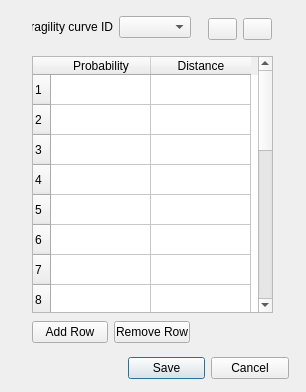
Before: the Qt Designer form flo2d/ui/levee_fragility_curves.ui in FLO-2DSoftware/qgis-flo-2d-plugin, drawn with Qt 5.
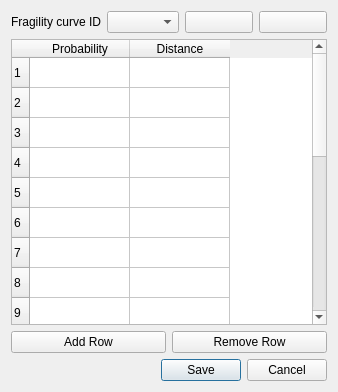
After: the same form once the commit is applied. Icons and pictures are not drawn.

Commit message: Fix controls size/policies in Levee Fragility Curves IU

```diff
--- a/flo2d/ui/levee_fragility_curves.ui
+++ b/flo2d/ui/levee_fragility_curves.ui
@@ -6,38 +6,80 @@
    <rect>
     <x>0</x>
     <y>0</y>
-    <width>306</width>
+    <width>338</width>
     <height>392</height>
    </rect>
   </property>
+  <property name="sizePolicy">
+   <sizepolicy hsizetype="Fixed" vsizetype="Preferred">
+    <horstretch>0</horstretch>
+    <verstretch>0</verstretch>
+   </sizepolicy>
+  </property>
+  <property name="minimumSize">
+   <size>
+    <width>338</width>
+    <height>0</height>
+   </size>
+  </property>
+  <property name="maximumSize">
+   <size>
+    <width>338</width>
+    <height>16777215</height>
+   </size>
+  </property>
   <property name="windowTitle">
    <string>Levees Fragility Curves</string>
   </property>
-  <widget class="QDialogButtonBox" name="fragility_buttonBox">
-   <property name="geometry">
-    <rect>
-     <x>128</x>
-     <y>352</y>
-     <width>161</width>
-     <height>32</height>
-    </rect>
-   </property>
-   <property name="orientation">
-    <enum>Qt::Horizontal</enum>
-   </property>
-   <property name="standardButtons">
-    <set>QDialogButtonBox::Cancel|QDialogButtonBox::Save</set>
-   </property>
-  </widget>
+  <layout class="QGridLayout" name="gridLayout_4">
+   <item row="0" column="0">
+    <layout class="QGridLayout" name="gridLayout">
+     <item row="0" column="0">
+      <widget class="QLabel" name="label">
+       <property name="enabled">
+        <bool>true</bool>
+       </property>
+       <property name="text">
+        <string>Fragility curve ID</string>
+       </property>
+       <property name="alignment">
+        <set>Qt::AlignRight|Qt::AlignTrailing|Qt::AlignVCenter</set>
+       </property>
+      </widget>
+     </item>
+     <item row="0" column="1">
+      <widget class="QComboBox" name="ID_cbo"/>
+     </item>
+    </layout>
+   </item>
+   <item row="0" column="1">
+    <layout class="QGridLayout" name="gridLayout_3">
+     <item row="0" column="0">
+      <widget class="QPushButton" name="add_curve_btn">
+       <property name="text">
+        <string/>
+       </property>
+       <property name="icon">
+        <iconset>
+         <normaloff>../img/add.svg</normaloff>../img/add.svg</iconset>
+       </property>
+      </widget>
+     </item>
+     <item row="0" column="1">
+      <widget class="QPushButton" name="remove_curve_btn">
+       <property name="text">
+        <string/>
+       </property>
+       <property name="icon">
+        <iconset>
+         <normaloff>../img/remove.svg</normaloff>../img/remove.svg</iconset>
+       </property>
+      </widget>
+     </item>
+    </layout>
+   </item>
+   <item row="1" column="0" colspan="2">
   <widget class="QTableWidget" name="fragility_tblw">
-   <property name="geometry">
-    <rect>
-     <x>32</x>
-     <y>56</y>
-     <width>241</width>
-     <height>257</height>
-    </rect>
-   </property>
    <property name="selectionMode">
     <enum>QAbstractItemView::SingleSelection</enum>
    </property>
@@ -84,15 +126,8 @@
     </property>
    </column>
   </widget>
-  <widget class="QWidget" name="">
-   <property name="geometry">
-    <rect>
-     <x>32</x>
-     <y>320</y>
-     <width>158</width>
-     <height>25</height>
-    </rect>
-   </property>
+   </item>
+   <item row="2" column="0" colspan="2">
    <layout class="QGridLayout" name="gridLayout_2">
     <item row="0" column="0">
      <widget class="QPushButton" name="add_row_btn">
@@ -109,69 +144,18 @@
      </widget>
     </item>
    </layout>
-  </widget>
-  <widget class="QWidget" name="">
-   <property name="geometry">
-    <rect>
-     <x>208</x>
-     <y>16</y>
-     <width>64</width>
-     <height>26</height>
-    </rect>
-   </property>
-   <layout class="QGridLayout" name="gridLayout_3">
-    <item row="0" column="0">
-     <widget class="QPushButton" name="add_curve_btn">
-      <property name="text">
-       <string/>
-      </property>
-      <property name="icon">
-       <iconset>
-        <normaloff>../img/add.svg</normaloff>../img/add.svg</iconset>
-      </property>
-     </widget>
-    </item>
-    <item row="0" column="1">
-     <widget class="QPushButton" name="remove_curve_btn">
-      <property name="text">
-       <string/>
-      </property>
-      <property name="icon">
-       <iconset>
-        <normaloff>../img/remove.svg</normaloff>../img/remove.svg</iconset>
+   </item>
+   <item row="3" column="0" colspan="2">
+    <widget class="QDialogButtonBox" name="fragility_buttonBox">
+     <property name="orientation">
+      <enum>Qt::Horizontal</enum>
+     </property>
+     <property name="standardButtons">
+      <set>QDialogButtonBox::Cancel|QDialogButtonBox::Save</set>
       </property>
      </widget>
     </item>
    </layout>
-  </widget>
-  <widget class="QWidget" name="">
-   <property name="geometry">
-    <rect>
-     <x>32</x>
-     <y>16</y>
-     <width>159</width>
-     <height>22</height>
-    </rect>
-   </property>
-   <layout class="QGridLayout" name="gridLayout">
-    <item row="0" column="0">
-     <widget class="QLabel" name="label">
-      <property name="enabled">
-       <bool>true</bool>
-      </property>
-      <property name="text">
-       <string>Fragility curve ID</string>
-      </property>
-      <property name="alignment">
-       <set>Qt::AlignRight|Qt::AlignTrailing|Qt::AlignVCenter</set>
-      </property>
-     </widget>
-    </item>
-    <item row="0" column="1">
-     <widget class="QComboBox" name="ID_cbo"/>
-    </item>
-   </layout>
-  </widget>
  </widget>
  <resources/>
  <connections>
```
Lines whose indentation alone changed are shown as unchanged.
